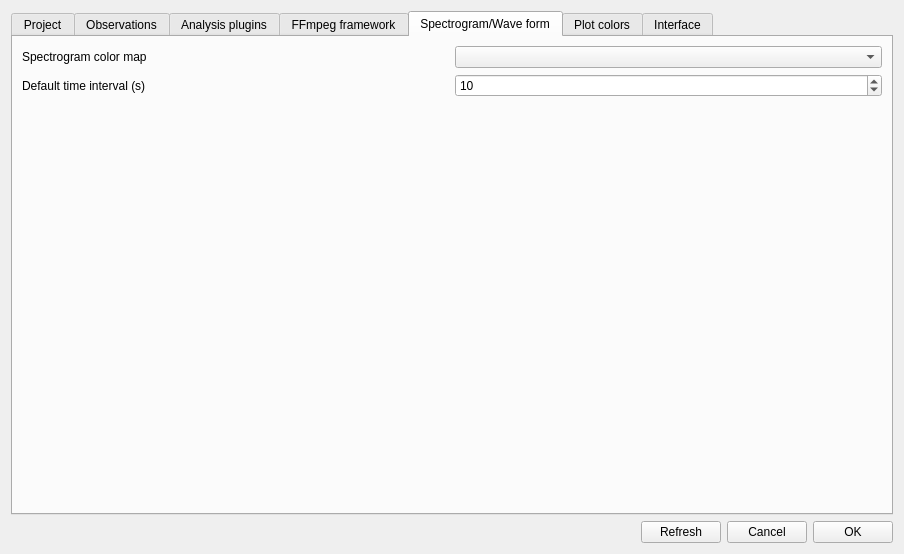
First picture: the form in boris/preferences.ui, repository olivierfriard/BORIS, before the edit.
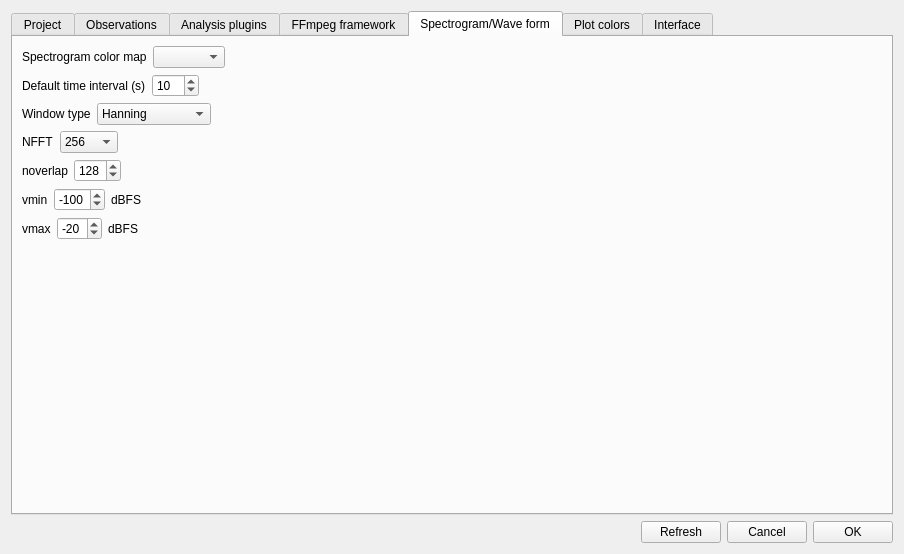
Second picture: the form after the edit. The open tabs and pages were chosen to show the change.

What changed in the file:
```diff
--- a/boris/preferences.ui
+++ b/boris/preferences.ui
@@ -462,6 +462,19 @@
            <item>
             <widget class="QComboBox" name="cbSpectrogramColorMap"/>
            </item>
+           <item>
+            <spacer name="horizontalSpacer_2">
+             <property name="orientation">
+              <enum>Qt::Orientation::Horizontal</enum>
+             </property>
+             <property name="sizeHint" stdset="0">
+              <size>
+               <width>40</width>
+               <height>20</height>
+              </size>
+             </property>
+            </spacer>
+           </item>
           </layout>
          </item>
          <item>
@@ -485,6 +498,235 @@
               <number>10</number>
              </property>
             </widget>
+           </item>
+           <item>
+            <spacer name="horizontalSpacer_3">
+             <property name="orientation">
+              <enum>Qt::Orientation::Horizontal</enum>
+             </property>
+             <property name="sizeHint" stdset="0">
+              <size>
+               <width>40</width>
+               <height>20</height>
+              </size>
+             </property>
+            </spacer>
+           </item>
+          </layout>
+         </item>
+         <item>
+          <layout class="QHBoxLayout" name="horizontalLayout_18">
+           <item>
+            <widget class="QLabel" name="label_16">
+             <property name="text">
+              <string>Window type</string>
+             </property>
+            </widget>
+           </item>
+           <item>
+            <widget class="QComboBox" name="cb_window_type">
+             <item>
+              <property name="text">
+               <string>Hanning</string>
+              </property>
+             </item>
+             <item>
+              <property name="text">
+               <string>Hamming</string>
+              </property>
+             </item>
+             <item>
+              <property name="text">
+               <string>blackmanharris</string>
+              </property>
+             </item>
+            </widget>
+           </item>
+           <item>
+            <spacer name="horizontalSpacer_4">
+             <property name="orientation">
+              <enum>Qt::Orientation::Horizontal</enum>
+             </property>
+             <property name="sizeHint" stdset="0">
+              <size>
+               <width>40</width>
+               <height>20</height>
+              </size>
+             </property>
+            </spacer>
+           </item>
+          </layout>
+         </item>
+         <item>
+          <layout class="QHBoxLayout" name="horizontalLayout_19">
+           <item>
+            <widget class="QLabel" name="label_17">
+             <property name="text">
+              <string>NFFT</string>
+             </property>
+            </widget>
+           </item>
+           <item>
+            <widget class="QComboBox" name="cb_NFFT">
+             <item>
+              <property name="text">
+               <string>256</string>
+              </property>
+             </item>
+             <item>
+              <property name="text">
+               <string>512</string>
+              </property>
+             </item>
+             <item>
+              <property name="text">
+               <string>1024</string>
+              </property>
+             </item>
+             <item>
+              <property name="text">
+               <string>2048</string>
+              </property>
+             </item>
+            </widget>
+           </item>
+           <item>
+            <spacer name="horizontalSpacer_5">
+             <property name="orientation">
+              <enum>Qt::Orientation::Horizontal</enum>
+             </property>
+             <property name="sizeHint" stdset="0">
+              <size>
+               <width>40</width>
+               <height>20</height>
+              </size>
+             </property>
+            </spacer>
+           </item>
+          </layout>
+         </item>
+         <item>
+          <layout class="QHBoxLayout" name="horizontalLayout_20">
+           <item>
+            <widget class="QLabel" name="label_18">
+             <property name="text">
+              <string>noverlap</string>
+             </property>
+            </widget>
+           </item>
+           <item>
+            <widget class="QSpinBox" name="sb_noverlap">
+             <property name="maximum">
+              <number>900</number>
+             </property>
+             <property name="singleStep">
+              <number>10</number>
+             </property>
+             <property name="value">
+              <number>128</number>
+             </property>
+            </widget>
+           </item>
+           <item>
+            <spacer name="horizontalSpacer_6">
+             <property name="orientation">
+              <enum>Qt::Orientation::Horizontal</enum>
+             </property>
+             <property name="sizeHint" stdset="0">
+              <size>
+               <width>40</width>
+               <height>20</height>
+              </size>
+             </property>
+            </spacer>
+           </item>
+          </layout>
+         </item>
+         <item>
+          <layout class="QHBoxLayout" name="horizontalLayout_21">
+           <item>
+            <widget class="QLabel" name="label_19">
+             <property name="text">
+              <string>vmin</string>
+             </property>
+            </widget>
+           </item>
+           <item>
+            <widget class="QSpinBox" name="sb_vmin">
+             <property name="minimum">
+              <number>-200</number>
+             </property>
+             <property name="maximum">
+              <number>0</number>
+             </property>
+             <property name="value">
+              <number>-100</number>
+             </property>
+            </widget>
+           </item>
+           <item>
+            <widget class="QLabel" name="label_21">
+             <property name="text">
+              <string>dBFS</string>
+             </property>
+            </widget>
+           </item>
+           <item>
+            <spacer name="horizontalSpacer_7">
+             <property name="orientation">
+              <enum>Qt::Orientation::Horizontal</enum>
+             </property>
+             <property name="sizeHint" stdset="0">
+              <size>
+               <width>40</width>
+               <height>20</height>
+              </size>
+             </property>
+            </spacer>
+           </item>
+          </layout>
+         </item>
+         <item>
+          <layout class="QHBoxLayout" name="horizontalLayout_22">
+           <item>
+            <widget class="QLabel" name="label_20">
+             <property name="text">
+              <string>vmax</string>
+             </property>
+            </widget>
+           </item>
+           <item>
+            <widget class="QSpinBox" name="sb_vmin_2">
+             <property name="minimum">
+              <number>-40</number>
+             </property>
+             <property name="maximum">
+              <number>0</number>
+             </property>
+             <property name="value">
+              <number>-20</number>
+             </property>
+            </widget>
+           </item>
+           <item>
+            <widget class="QLabel" name="label_22">
+             <property name="text">
+              <string>dBFS</string>
+             </property>
+            </widget>
+           </item>
+           <item>
+            <spacer name="horizontalSpacer_8">
+             <property name="orientation">
+              <enum>Qt::Orientation::Horizontal</enum>
+             </property>
+             <property name="sizeHint" stdset="0">
+              <size>
+               <width>40</width>
+               <height>20</height>
+              </size>
+             </property>
+            </spacer>
            </item>
           </layout>
          </item>
```
Left out of the diff: 2 changed lines with no effect on the pictures.
